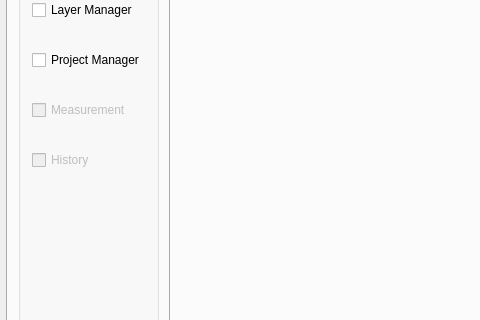
This is src/Interface/Application/PreferencesInterface.ui in SCIInstitute/Seg3D as Qt 5 draws it before an edit; both pictures show x 0 to 480 and y 121 to 441 of the 769 by 678 pixel window. The edited form follows.
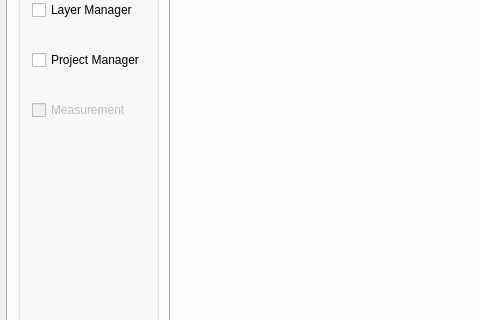
This is the edited form. The open tabs and pages were chosen to show the change. Custom widgets are drawn as their Qt base class.

What changed in the file:
```diff
--- a/src/Interface/Application/PreferencesInterface.ui
+++ b/src/Interface/Application/PreferencesInterface.ui
@@ -1323,16 +1323,6 @@
             </property>
            </widget>
           </item>
-          <item>
-           <widget class="QCheckBox" name="history_checkbox_">
-            <property name="enabled">
-             <bool>false</bool>
-            </property>
-            <property name="text">
-             <string>History</string>
-            </property>
-           </widget>
-          </item>
           <item>
            <spacer name="verticalSpacer_3">
             <property name="orientation">
```
